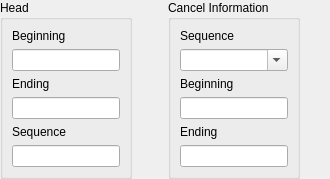
This is tafor/components/ui/sigmet_cancel.ui in up1and/tafor as Qt 5 draws it before an edit. The edited form follows.
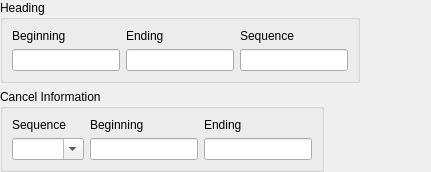
This is the edited form.

Commit message: 调整 SIGMET 编辑器要素布局

What changed in the file:
```diff
--- a/tafor/components/ui/sigmet_cancel.ui
+++ b/tafor/components/ui/sigmet_cancel.ui
@@ -6,20 +6,14 @@
    <rect>
     <x>0</x>
     <y>0</y>
-    <width>330</width>
-    <height>158</height>
+    <width>431</width>
+    <height>152</height>
    </rect>
   </property>
-  <property name="sizePolicy">
-   <sizepolicy hsizetype="Fixed" vsizetype="Fixed">
-    <horstretch>0</horstretch>
-    <verstretch>0</verstretch>
-   </sizepolicy>
-  </property>
   <property name="windowTitle">
    <string notr="true">Sigmet</string>
   </property>
-  <layout class="QHBoxLayout" name="horizontalLayout">
+  <layout class="QVBoxLayout" name="verticalLayout">
    <property name="leftMargin">
     <number>0</number>
    </property>
@@ -32,8 +26,8 @@
    <property name="bottomMargin">
     <number>0</number>
    </property>
-   <item alignment="Qt::AlignLeft|Qt::AlignTop">
-    <widget class="QGroupBox" name="headGroup">
+   <item>
+    <widget class="QGroupBox" name="headingGroup">
      <property name="sizePolicy">
       <sizepolicy hsizetype="Fixed" vsizetype="Fixed">
        <horstretch>0</horstretch>
@@ -41,13 +35,13 @@
       </sizepolicy>
      </property>
      <property name="title">
-      <string>Head</string>
+      <string>Heading</string>
      </property>
      <layout class="QGridLayout" name="gridLayout_2">
-      <item row="3" column="0">
+      <item row="1" column="1">
        <widget class="QLineEdit" name="endingTime"/>
       </item>
-      <item row="2" column="0">
+      <item row="0" column="1">
        <widget class="QLabel" name="endingTimeLabel">
         <property name="text">
          <string>Ending</string>
@@ -57,23 +51,20 @@
         </property>
        </widget>
       </item>
+      <item row="0" column="0">
+       <widget class="QLabel" name="beginningTimeLabel">
+        <property name="text">
+         <string>Beginning</string>
+        </property>
+        <property name="buddy">
+         <cstring>cancelBeginningTime</cstring>
+        </property>
+       </widget>
+      </item>
       <item row="1" column="0">
        <widget class="QLineEdit" name="beginningTime"/>
       </item>
-      <item row="0" column="0">
-       <widget class="QLabel" name="beginningTimeLabel">
-        <property name="text">
-         <string>Beginning</string>
-        </property>
-        <property name="buddy">
-         <cstring>cancelBeginningTime</cstring>
-        </property>
-       </widget>
-      </item>
-      <item row="5" column="0">
-       <widget class="QLineEdit" name="sequence"/>
-      </item>
-      <item row="4" column="0">
+      <item row="0" column="2">
        <widget class="QLabel" name="sequenceLabel">
         <property name="text">
          <string>Sequence</string>
@@ -83,10 +74,13 @@
         </property>
        </widget>
       </item>
+      <item row="1" column="2">
+       <widget class="QLineEdit" name="sequence"/>
+      </item>
      </layout>
     </widget>
    </item>
-   <item alignment="Qt::AlignLeft|Qt::AlignTop">
+   <item>
     <widget class="QGroupBox" name="cancelGroup">
      <property name="sizePolicy">
       <sizepolicy hsizetype="Fixed" vsizetype="Fixed">
@@ -98,7 +92,17 @@
       <string>Cancel Information</string>
      </property>
      <layout class="QGridLayout" name="gridLayout">
-      <item row="5" column="0">
+      <item row="0" column="0">
+       <widget class="QLabel" name="cancelSequenceLabel">
+        <property name="text">
+         <string>Sequence</string>
+        </property>
+        <property name="buddy">
+         <cstring>cancelSequence</cstring>
+        </property>
+       </widget>
+      </item>
+      <item row="0" column="2">
        <widget class="QLabel" name="cancelEndingTimeLabel">
         <property name="text">
          <string>Ending</string>
@@ -108,15 +112,8 @@
         </property>
        </widget>
       </item>
-      <item row="3" column="0">
-       <widget class="QLabel" name="cancelBeginningTimeLabel">
-        <property name="text">
-         <string>Beginning</string>
-        </property>
-        <property name="buddy">
-         <cstring>cancelBeginningTime</cstring>
-        </property>
-       </widget>
+      <item row="2" column="1">
+       <widget class="QLineEdit" name="cancelBeginningTime"/>
       </item>
       <item row="2" column="0">
        <widget class="QComboBox" name="cancelSequence">
@@ -125,25 +122,35 @@
         </property>
        </widget>
       </item>
-      <item row="4" column="0">
-       <widget class="QLineEdit" name="cancelBeginningTime"/>
-      </item>
-      <item row="0" column="0">
-       <widget class="QLabel" name="cancelSequenceLabel">
+      <item row="0" column="1">
+       <widget class="QLabel" name="cancelBeginningTimeLabel">
         <property name="text">
-         <string>Sequence</string>
+         <string>Beginning</string>
         </property>
         <property name="buddy">
-         <cstring>cancelSequence</cstring>
+         <cstring>cancelBeginningTime</cstring>
         </property>
        </widget>
       </item>
-      <item row="6" column="0">
+      <item row="2" column="2">
        <widget class="QLineEdit" name="cancelEndingTime"/>
       </item>
      </layout>
     </widget>
    </item>
+   <item>
+    <spacer name="verticalSpacer">
+     <property name="orientation">
+      <enum>Qt::Vertical</enum>
+     </property>
+     <property name="sizeHint" stdset="0">
+      <size>
+       <width>20</width>
+       <height>0</height>
+      </size>
+     </property>
+    </spacer>
+   </item>
   </layout>
  </widget>
  <tabstops>
```
Left out of the diff: 5 changed lines with no effect on the pictures. The commit also changes 15 other files.
